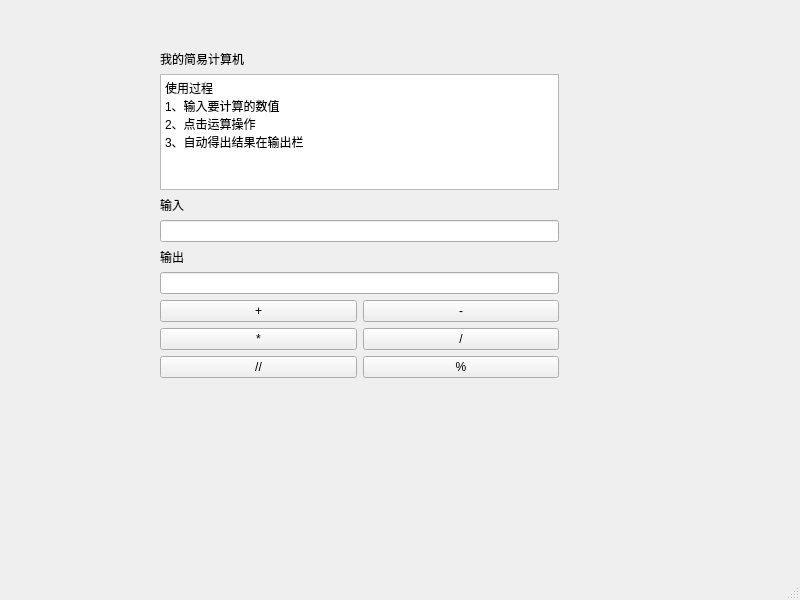
Before: the Qt Designer form caculator.ui in Iskiwi/pyqt5, drawn with Qt 5.
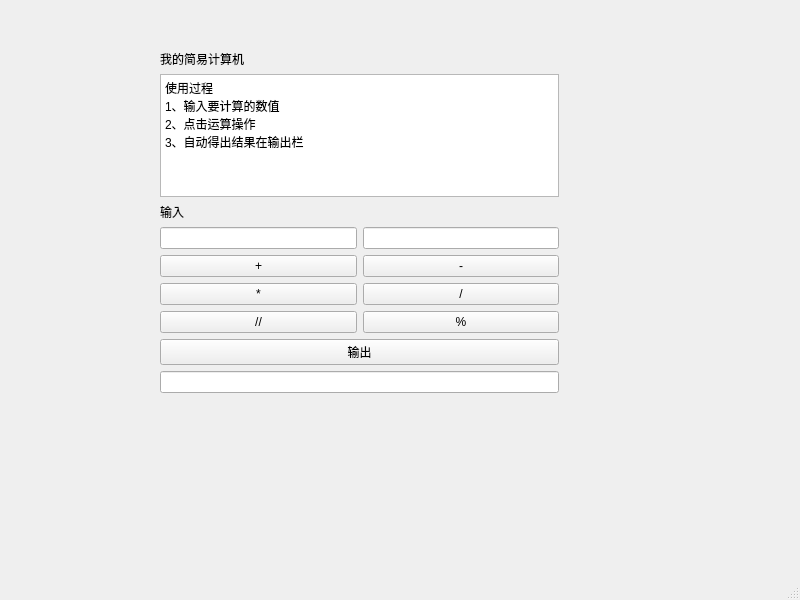
After: the same form once the commit is applied.

Commit message: 为计算器添加了基本的功能，但是还是有点问题，目前猜测是tab顺序的原因。

```diff
--- a/caculator.ui
+++ b/caculator.ui
@@ -20,7 +20,7 @@
       <x>160</x>
       <y>50</y>
       <width>399</width>
-      <height>328</height>
+      <height>343</height>
      </rect>
     </property>
     <layout class="QVBoxLayout" name="verticalLayout">
@@ -53,17 +53,14 @@
       </widget>
      </item>
      <item>
-      <widget class="QLineEdit" name="lineEdit_3"/>
-     </item>
-     <item>
-      <widget class="QLabel" name="label_4">
-       <property name="text">
-        <string>输出</string>
-       </property>
-      </widget>
-     </item>
-     <item>
-      <widget class="QLineEdit" name="lineEdit_4"/>
+      <layout class="QHBoxLayout" name="horizontalLayout_4">
+       <item>
+        <widget class="QLineEdit" name="lineEdit_3"/>
+       </item>
+       <item>
+        <widget class="QLineEdit" name="lineEdit"/>
+       </item>
+      </layout>
      </item>
      <item>
       <layout class="QHBoxLayout" name="horizontalLayout">
@@ -119,6 +116,16 @@
        </item>
       </layout>
      </item>
+     <item>
+      <widget class="QPushButton" name="result">
+       <property name="text">
+        <string>输出</string>
+       </property>
+      </widget>
+     </item>
+     <item>
+      <widget class="QLineEdit" name="lineEdit_4"/>
+     </item>
     </layout>
    </widget>
   </widget>
```
Left out of the diff: 11 changed lines with no effect on the pictures. The commit also changes 1 other file.
